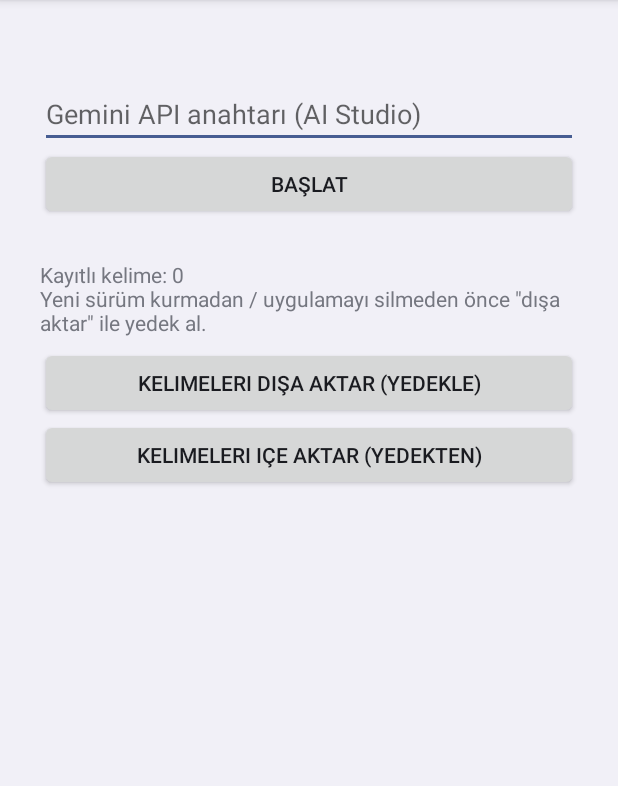
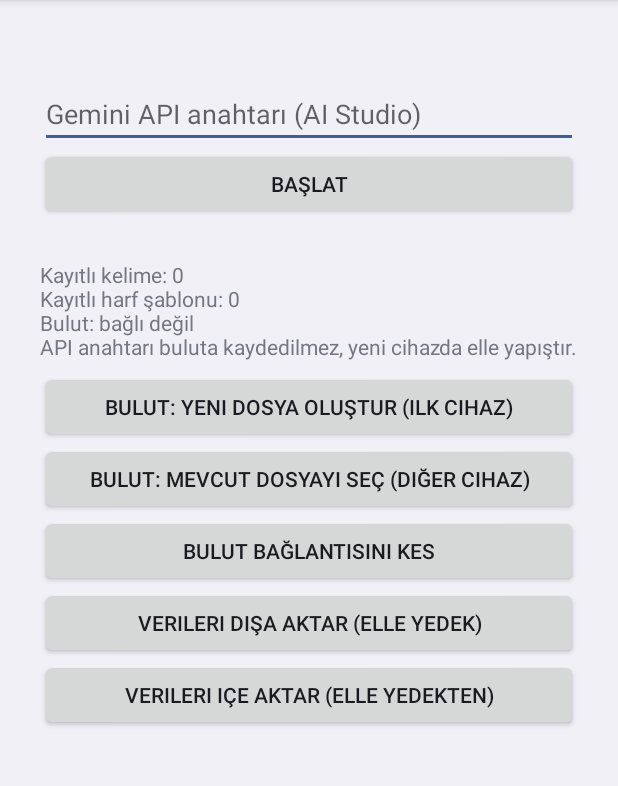
Before and after one commit to perfectlypathetic/CrossUp, an Android app: the screen it shows after launch (MainActivity), on a phone screen of 412 x 824 dp, the part 84-870 px from its top. Run offline under Robolectric (Android 15) with nearby library versions, the phone set to English and light mode, and no system bars.

Commit message:
Add cloud sync functionality to MainActivity

```diff
--- a/app/src/main/java/com/example/crossup/MainActivity.kt
+++ b/app/src/main/java/com/example/crossup/MainActivity.kt
@@ -9,6 +9,8 @@ import android.os.Bundle
 import android.provider.Settings
 import android.widget.*
 import com.example.crossup.ai.ClueDb
+import com.example.crossup.ai.CloudSync
+import com.example.crossup.ai.LetterDb
 import com.example.crossup.service.CaptureService
 
 class MainActivity : Activity() {
@@ -19,6 +21,8 @@ class MainActivity : Activity() {
         const val REQ_PROJECTION = 100
         const val REQ_EXPORT = 101
         const val REQ_IMPORT = 102
+        const val REQ_CLOUD_NEW = 103
+        const val REQ_CLOUD_PICK = 104
     }
 
     override fun onCreate(s: Bundle?) {
@@ -38,20 +42,52 @@ class MainActivity : Activity() {
 
         info = TextView(this).apply { textSize = 14f; setPadding(0, 40, 0, 10) }
 
-        val export = Button(this).apply {
-            text = "Kelimeleri dışa aktar (yedekle)"
+        val cloudNew = Button(this).apply {
+            text = "Bulut: yeni dosya oluştur (ilk cihaz)"
             setOnClickListener {
                 startActivityForResult(
                     Intent(Intent.ACTION_CREATE_DOCUMENT).apply {
                         addCategory(Intent.CATEGORY_OPENABLE)
                         type = "application/json"
-                        putExtra(Intent.EXTRA_TITLE, "crossup_kelimeler.json")
+                        putExtra(Intent.EXTRA_TITLE, "crossup_bulut.json")
+                        addFlags(Intent.FLAG_GRANT_READ_URI_PERMISSION or Intent.FLAG_GRANT_WRITE_URI_PERMISSION or
+                            Intent.FLAG_GRANT_PERSISTABLE_URI_PERMISSION)
+                    }, REQ_CLOUD_NEW
+                )
+            }
+        }
+        val cloudPick = Button(this).apply {
+            text = "Bulut: mevcut dosyayı seç (diğer cihaz)"
+            setOnClickListener {
+                startActivityForResult(
+                    Intent(Intent.ACTION_OPEN_DOCUMENT).apply {
+                        addCategory(Intent.CATEGORY_OPENABLE)
+                        type = "*/*"
+                        addFlags(Intent.FLAG_GRANT_READ_URI_PERMISSION or Intent.FLAG_GRANT_WRITE_URI_PERMISSION or
+                            Intent.FLAG_GRANT_PERSISTABLE_URI_PERMISSION)
+                    }, REQ_CLOUD_PICK
+                )
+            }
+        }
+        val cloudOff = Button(this).apply {
+            text = "Bulut bağlantısını kes"
+            setOnClickListener { CloudSync.disconnect(this@MainActivity); refreshInfo() }
+        }
+
+        val export = Button(this).apply {
+            text = "Verileri dışa aktar (elle yedek)"
+            setOnClickListener {
+                startActivityForResult(
+                    Intent(Intent.ACTION_CREATE_DOCUMENT).apply {
+                        addCategory(Intent.CATEGORY_OPENABLE)
+                        type = "application/json"
+                        putExtra(Intent.EXTRA_TITLE, "crossup_yedek.json")
                     }, REQ_EXPORT
                 )
             }
         }
         val import = Button(this).apply {
-            text = "Kelimeleri içe aktar (yedekten)"
+            text = "Verileri içe aktar (elle yedekten)"
             setOnClickListener {
                 startActivityForResult(
                     Intent(Intent.ACTION_OPEN_DOCUMENT).apply {
@@ -62,20 +98,35 @@ class MainActivity : Activity() {
             }
         }
 
-        setContentView(LinearLayout(this).apply {
-            orientation = LinearLayout.VERTICAL; setPadding(40, 80, 40, 40)
-            addView(keyBox); addView(go); addView(info); addView(export); addView(import)
+        setContentView(ScrollView(this).apply {
+            addView(LinearLayout(this@MainActivity).apply {
+                orientation = LinearLayout.VERTICAL; setPadding(40, 80, 40, 40)
+                addView(keyBox); addView(go); addView(info)
+                addView(cloudNew); addView(cloudPick); addView(cloudOff)
+                addView(export); addView(import)
+            })
         })
     }
 
     override fun onResume() {
         super.onResume()
         refreshInfo()
+        // Bulut bağlıysa arka planda eşitle.
+        if (CloudSync.uri(this) != null) {
+            Thread {
+                CloudSync.sync(applicationContext)
+                runOnUiThread { refreshInfo() }
+            }.start()
+        }
     }
 
     private fun refreshInfo() {
+        val cloud = if (CloudSync.uri(this) == null) "Bulut: bağlı değil"
+        else "Bulut: bağlı\n" + CloudSync.lastMessage(this)
         info.text = "Kayıtlı kelime: ${ClueDb.get(this).size()}\n" +
-            "Yeni sürüm kurmadan / uygulamayı silmeden önce \"dışa aktar\" ile yedek al."
+            "Kayıtlı harf şablonu: ${LetterDb.get(this).size()}\n" +
+            cloud + "\n" +
+            "API anahtarı buluta kaydedilmez, yeni cihazda elle yapıştır."
     }
 
     override fun onActivityResult(req: Int, res: Int, data: Intent?) {
@@ -88,11 +139,23 @@ class MainActivity : Activity() {
                     .putExtra("code", res).putExtra("data", data).putExtra("key", keyBox.text.toString().trim()))
                 moveTaskToBack(true)   // Bundle'a geç
             }
+            REQ_CLOUD_NEW, REQ_CLOUD_PICK -> {
+                val uri = data.data ?: return
+                CloudSync.setUri(this, uri, data.flags)
+                Toast.makeText(this, "Eşitleniyor…", Toast.LENGTH_SHORT).show()
+                Thread {
+                    val msg = CloudSync.sync(applicationContext)
+                    runOnUiThread {
+                        Toast.makeText(this@MainActivity, msg, Toast.LENGTH_LONG).show()
+                        refreshInfo()
+                    }
+                }.start()
+            }
             REQ_EXPORT -> {
                 val uri = data.data ?: return
                 Thread {
                     val msg = try {
-                        contentResolver.openOutputStream(uri, "wt")!!.use { ClueDb.get(this@MainActivity).exportTo(it) }
+                        contentResolver.openOutputStream(uri, "wt")!!.use { CloudSync.exportTo(this@MainActivity, it) }
                         "Yedek kaydedildi."
                     } catch (e: Exception) { "Hata: ${e.message}" }
                     runOnUiThread { Toast.makeText(this@MainActivity, msg, Toast.LENGTH_LONG).show() }
@@ -102,8 +165,8 @@ class MainActivity : Activity() {
                 val uri = data.data ?: return
                 Thread {
                     val msg = try {
-                        val added = contentResolver.openInputStream(uri)!!.use { ClueDb.get(this@MainActivity).importFrom(it) }
-                        "$added yeni kelime eklendi."
+                        val added = contentResolver.openInputStream(uri)!!.use { CloudSync.importFrom(this@MainActivity, it) }
+                        "$added yeni kayıt eklendi."
                     } catch (e: Exception) { "Okunamadı: ${e.message}" }
                     runOnUiThread {
                         Toast.makeText(this@MainActivity, msg, Toast.LENGTH_LONG).show()
```
